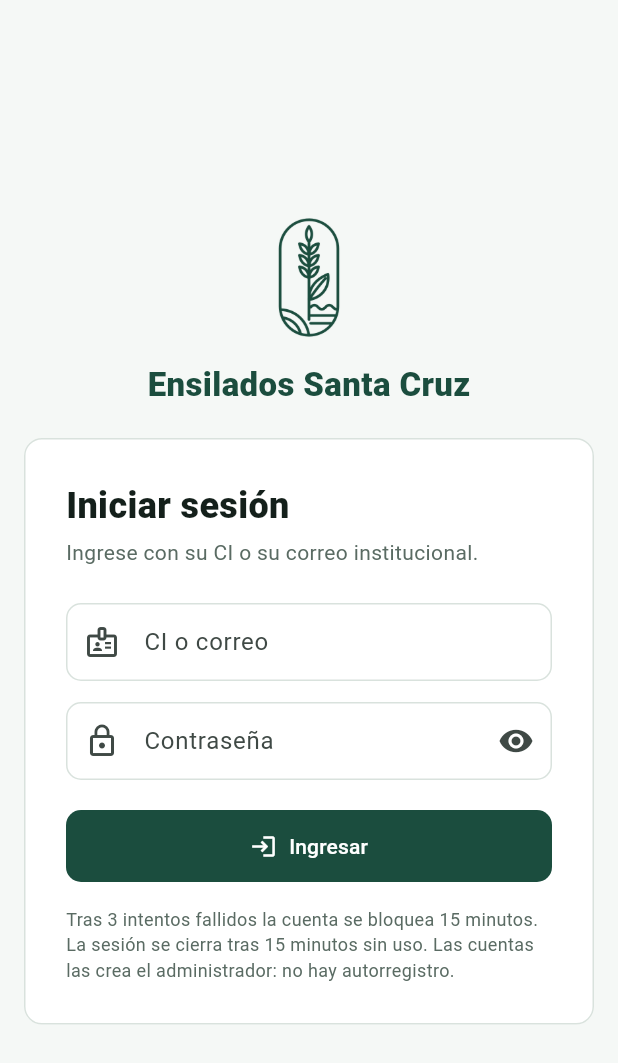
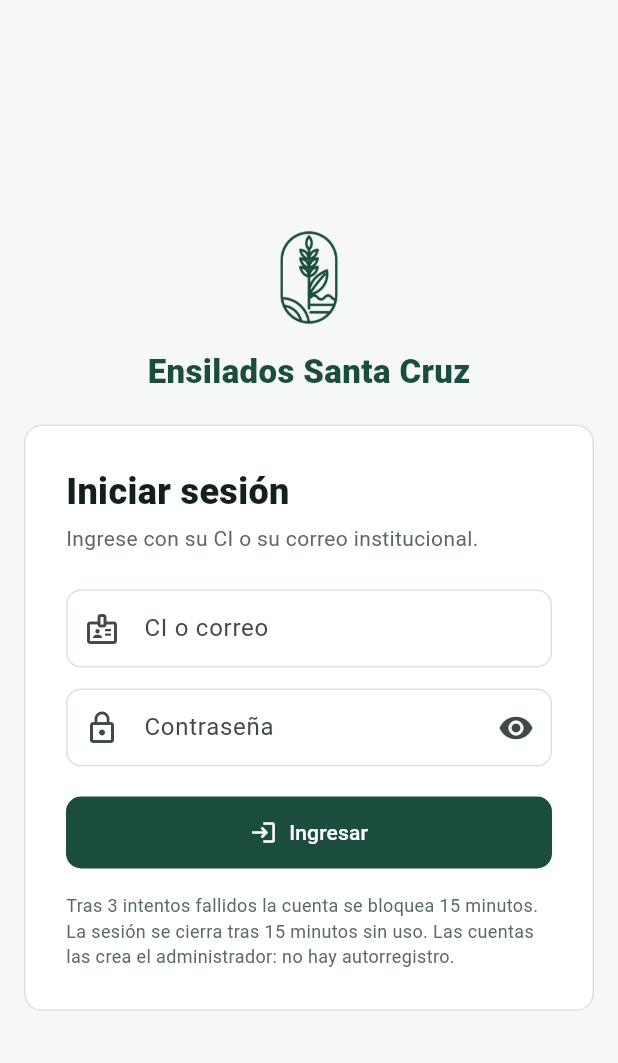
Before and after one commit to Reqiudex/ERP-Ensilados-Santa-Cruz, a Flutter app: the screen it shows after launch, on a phone screen of 412 x 824 dp. Shown: the top 1063 px of the screen. Run offline on Flutter 3.47's test engine with Material 3 defaults, Android fonts, the phone set to English and light mode, and no system bars; our stand-ins replace connectivity_plus, flutter_riverpod, flutter_secure_storage, go_router, pdf, riverpod and 2 more; missing offline and left inert: bcrypt, dart:js_interop, excel, file_saver, riverpod_sqflite; accounts and stored records are empty.

Commit message:
Logo con proporción más baja (cápsula 1:1,6) en el ingreso, el menú, los PDF y los íconos web y Android

```diff
--- a/lib/core/exportar/exportador.dart
+++ b/lib/core/exportar/exportador.dart
@@ -31,7 +31,7 @@ class Exportador {
       margin: const pw.EdgeInsets.all(28),
       header: (c) => pw.Column(crossAxisAlignment: pw.CrossAxisAlignment.start, children: [
         pw.Row(crossAxisAlignment: pw.CrossAxisAlignment.center, children: [
-          if (logo != null) pw.Image(logo, height: 34),
+          if (logo != null) pw.Image(logo, height: 30),
           if (logo != null) pw.SizedBox(width: 10),
           pw.Expanded(
             child: pw.Column(crossAxisAlignment: pw.CrossAxisAlignment.start, children: [
--- a/lib/features/seguridad_accesos/presentation/ingreso_paginas.dart
+++ b/lib/features/seguridad_accesos/presentation/ingreso_paginas.dart
@@ -33,7 +33,7 @@ class _Marco extends StatelessWidget {
               ),
               padding: const EdgeInsets.all(56),
               child: const Column(mainAxisAlignment: MainAxisAlignment.center, crossAxisAlignment: CrossAxisAlignment.start, children: [
-                Image(image: AssetImage('assets/marca/logo_blanco.png'), height: 120),
+                Image(image: AssetImage('assets/marca/logo_blanco.png'), height: 96),
                 SizedBox(height: 24),
                 Text('Ensilados Santa Cruz', style: TextStyle(color: Colors.white, fontSize: 34, fontWeight: FontWeight.w800)),
                 SizedBox(height: 8),
@@ -52,7 +52,7 @@ class _Marco extends StatelessWidget {
               padding: const EdgeInsets.all(16),
               child: Column(mainAxisSize: MainAxisSize.min, children: [
                 if (!ancho) ...[
-                  const Image(image: AssetImage('assets/marca/logo_verde.png'), height: 88),
+                  const Image(image: AssetImage('assets/marca/logo_verde.png'), height: 70),
                   const SizedBox(height: 12),
                   const Text('Ensilados Santa Cruz',
                       style: TextStyle(color: Colores.primario, fontSize: 22, fontWeight: FontWeight.w800)),
```
Also changed, not shown: assets/marca/logo_blanco.png, assets/marca/logo_verde.png, 10 other files.
